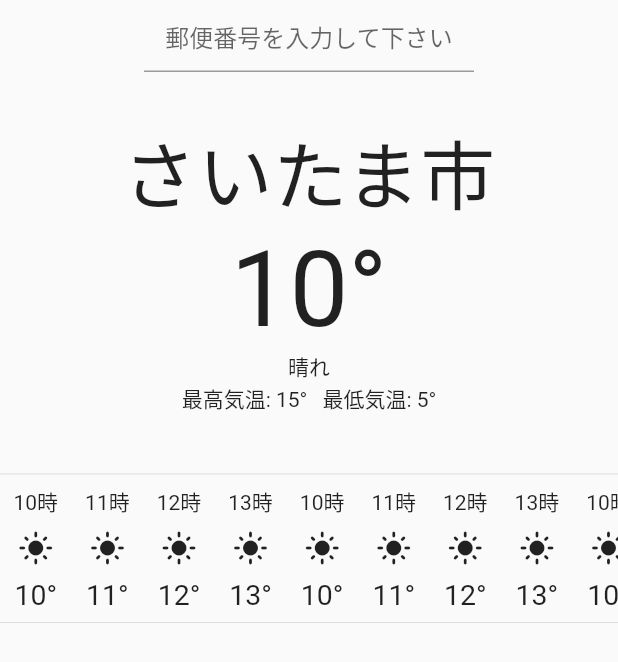
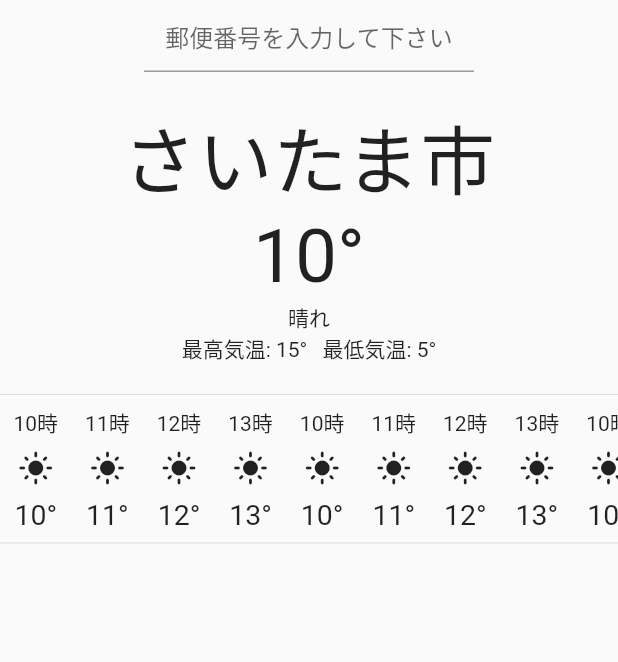
Before and after one commit to tomohiro1024/weatherApp, a Flutter app: the screen it shows after launch, on a phone screen of 412 x 824 dp. Shown: the top 662 px of the screen. Run offline on Flutter 3.47's test engine with Material 2 defaults, Android fonts, the phone set to English and light mode, and no system bars.

Commit message:
UIの微修正

```diff
--- a/lib/top_page.dart
+++ b/lib/top_page.dart
@@ -66,14 +66,14 @@ class _TopPageState extends State<TopPage> {
                       textAlign: TextAlign.center,
                       decoration: InputDecoration(hintText: '郵便番号を入力して下さい'),
                     )),
-                SizedBox(height: 30),
+                SizedBox(height: 20),
                 Text(
                   'さいたま市',
                   style: TextStyle(fontSize: 50),
                 ),
                 Text(
                   '${currentWeather.temp}°',
-                  style: TextStyle(fontSize: 70),
+                  style: TextStyle(fontSize: 50),
                 ),
                 Text(currentWeather.description),
                 Row(
@@ -86,7 +86,7 @@ class _TopPageState extends State<TopPage> {
                     Text('最低気温: ${currentWeather.tempMin}°'),
                   ],
                 ),
-                SizedBox(height: 40),
+                SizedBox(height: 20),
                 // 時間毎のUI
                 Divider(height: 0),
                 SingleChildScrollView(
```
